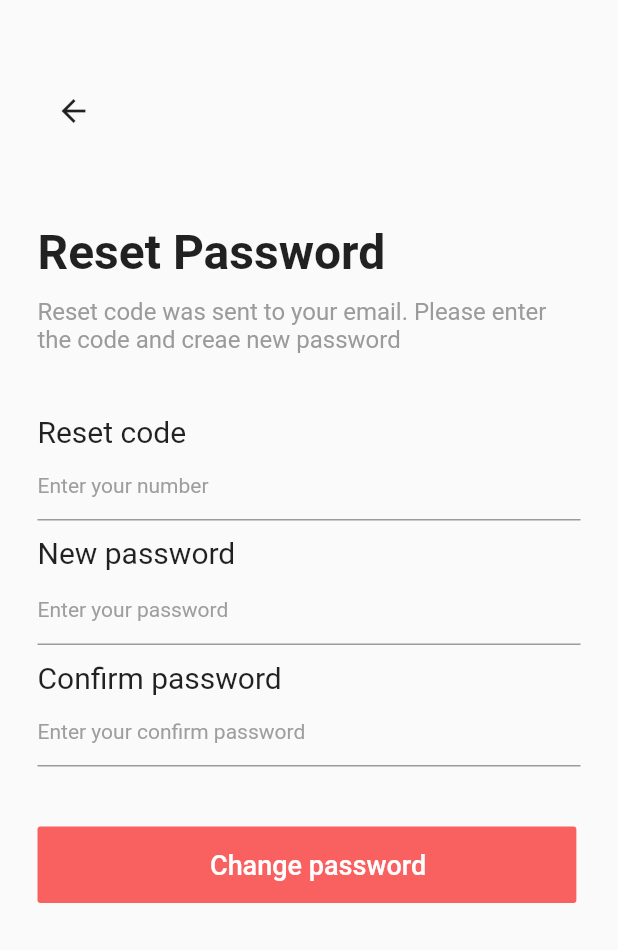
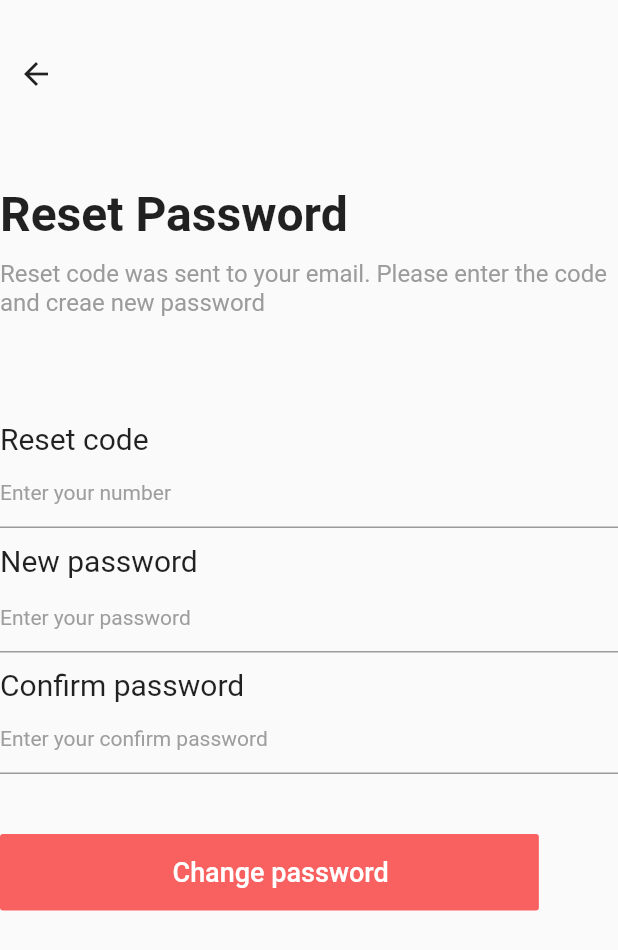
Before and after one commit to nguyenvanxuanvu/todolist-app, a Flutter app: the ForgotPassword screen opened directly, after a tap on "Send Request", on a phone screen of 412 x 824 dp. Shown: the top 950 px of the screen. Run offline on Flutter 3.47's test engine with Material 2 defaults, Android fonts, the phone set to English and light mode, and no system bars; our stand-ins replace flutter_slidable.

Commit message:
first commit

```diff
--- a/lib/forgot_password.dart
+++ b/lib/forgot_password.dart
@@ -25,12 +25,12 @@ class ForgotPassword extends StatelessWidget{
                   );
                 },
                 icon: Icon(Icons.arrow_back,)),
-            Padding(padding: EdgeInsets.only(top: 51,)),
+            Padding(padding: EdgeInsets.only(top: 28,)),
             Text('Forgot Password', style: TextStyle(fontSize: 32, fontWeight: FontWeight.bold),),
             Padding(padding: EdgeInsets.only(top: 11)),
             Text('Please enter your email below to receive your password reset instructions', style: TextStyle(fontSize: 16,
                 color: Color.fromRGBO(155, 155, 155, 1)),),
-            Padding(padding: EdgeInsets.only(top: 40)),
+            Padding(padding: EdgeInsets.only(top: 25)),
             Text('Username', style: TextStyle(fontSize: 20,fontWeight: FontWeight.w400)),
             Padding(padding: EdgeInsets.only(top: 2)),
             TextField(
--- a/lib/main.dart
+++ b/lib/main.dart
@@ -1,7 +1,6 @@
 import 'package:flutter/material.dart';
 import 'MyApp.dart';
-// Cơ bản các khái niệm về thẻ widget , statelessWidget
-// phương thức build
+
 void main() {
   runApp(MyApp());
 }
--- a/lib/reset_password.dart
+++ b/lib/reset_password.dart
@@ -2,76 +2,148 @@ import 'package:flutter/material.dart';
 import 'walkthrough_1.dart';
 import 'forgot_password.dart';
 import 'successful.dart';
-class ResetPassword extends StatelessWidget{
+
+class ResetPassword extends StatefulWidget {
+  ResetPassword({Key? key}) : super(key: key);
+
   @override
-  Widget build(BuildContext context){
+  _ResetPasswordState createState() => new _ResetPasswordState();
+}
+
+class _ResetPasswordState extends State<ResetPassword> {
+  bool _isHidden = true;
+
+  TextEditingController _resetcodeController = TextEditingController();
+  TextEditingController _passwordController = TextEditingController();
+  TextEditingController _confirmpasswordController = TextEditingController();
+
+  void _toggle() {
+    setState(() {
+      _isHidden = !_isHidden;
+    });
+  }
+
+  @override
+  Widget build(BuildContext context) {
+    bool _keyboardIsVisible() {
+      return !(MediaQuery.of(context).viewInsets.bottom == 0.0);
+    }
+
+    Size size = MediaQuery.of(context).size;
     return Scaffold(
+        body: Container(
+      child: Stack(children: [
+        Positioned(
+          width: size.width,
+          height: !_keyboardIsVisible() ? (size.height) : (size.height * 0.35),
+          top: !_keyboardIsVisible() ? 0 : -240,
+          child: Container(
+            child: SizedBox(
+                width: double.infinity,
+                child: Column(children: <Widget>[
 
-      body: Container(
-        padding: EdgeInsets.only(left: 25, right: 25),
+                    SingleChildScrollView(
                       child: Column(
                         mainAxisAlignment: MainAxisAlignment.start,
                         crossAxisAlignment: CrossAxisAlignment.start,
-          children:<Widget> [
-            Padding(padding: EdgeInsets.only(top:50,)),
+                        children: <Widget>[
+                          Padding(
+                              padding: EdgeInsets.only(
+                            top: 25,
+                          )),
                           IconButton(
-                onPressed:(){
+                              onPressed: () {
                                 Navigator.push(
                                   context,
-                    MaterialPageRoute(builder: (context) => ForgotPassword()),
+                                  MaterialPageRoute(
+                                      builder: (context) => ForgotPassword()),
                                 );
                               },
-                icon: Icon(Icons.arrow_back,)),
-            Padding(padding: EdgeInsets.only(top: 51,)),
-            Text('Reset Password', style: TextStyle(fontSize: 32, fontWeight: FontWeight.bold),),
+                              icon: Icon(
+                                Icons.arrow_back,
+                              )),
+                          Padding(
+                              padding: EdgeInsets.only(
+                            top: 51,
+                          )),
+                          Text(
+                            'Reset Password',
+                            style: TextStyle(
+                                fontSize: 32, fontWeight: FontWeight.bold),
+                          ),
                           Padding(padding: EdgeInsets.only(top: 11)),
-            Text('Reset code was sent to your email. Please enter the code and creae new password', style: TextStyle(fontSize: 16,
-                color: Color.fromRGBO(155, 155, 155, 1)),),
-            Padding(padding: EdgeInsets.only(top: 40)),
-            Text('Reset code', style: TextStyle(fontSize: 20,fontWeight: FontWeight.w400)),
+                          Text(
+                            'Reset code was sent to your email. Please enter the code and creae new password',
+                            style: TextStyle(
+                                fontSize: 16,
+                                color: Color.fromRGBO(155, 155, 155, 1)),
+                          ),
+                          Padding(padding: EdgeInsets.only(top: 70)),
+                          Text('Reset code',
+                              style: TextStyle(
+                                  fontSize: 20, fontWeight: FontWeight.w400)),
                           Padding(padding: EdgeInsets.only(top: 0)),
-            TextField(
+                          Container(
+                            child: TextFormField(
+                              controller: _resetcodeController,
                               decoration: InputDecoration(
-
                                   hintText: 'Enter your number',
-                  hintStyle: TextStyle( color: Colors.grey, fontSize: 14)
+                                  hintStyle: TextStyle(
+                                      color: Colors.grey, fontSize: 14)),
                             ),
                           ),
                           Padding(padding: EdgeInsets.only(top: 10)),
-            Text('New password', style: TextStyle(fontSize: 20,fontWeight: FontWeight.w400)),
+                          Text('New password',
+                              style: TextStyle(
+                                  fontSize: 20, fontWeight: FontWeight.w400)),
                           Padding(padding: EdgeInsets.only(top: 2)),
-            TextField(
+                          Container(
+                            child: TextFormField(
+                              controller: _passwordController,
                               decoration: InputDecoration(
-
                                   hintText: 'Enter your password',
-                  hintStyle: TextStyle( color: Colors.grey, fontSize: 14)
+                                  hintStyle: TextStyle(
+                                      color: Colors.grey, fontSize: 14)),
                             ),
                           ),
                           Padding(padding: EdgeInsets.only(top: 10)),
-            Text('Confirm password', style: TextStyle(fontSize: 20,fontWeight: FontWeight.w400)),
+                          Text('Confirm password',
+                              style: TextStyle(
+                                  fontSize: 20, fontWeight: FontWeight.w400)),
                           Padding(padding: EdgeInsets.only(top: 0)),
-            TextField(
+                          Container(
+                            child: TextFormField(
+                              controller: _confirmpasswordController,
                               decoration: InputDecoration(
-
                                   hintText: 'Enter your confirm password',
-                  hintStyle: TextStyle( color: Colors.grey, fontSize: 14)
+                                  hintStyle: TextStyle(
+                                      color: Colors.grey, fontSize: 14)),
                             ),
                           ),
-
                           Padding(padding: EdgeInsets.only(top: 40)),
                           FlatButton(
-
-              padding: EdgeInsets.only(top: 15, right: 100,bottom: 15,left: 115),
+                            padding: EdgeInsets.only(
+                                top: 15, right: 100, bottom: 15, left: 115),
                             color: Color.fromRGBO(249, 96, 96, 1),
                             onPressed: () {
-                    Navigator.push(context,
-                    MaterialPageRoute(builder: (context) => Successful()));
+                              Navigator.push(
+                                  context,
+                                  MaterialPageRoute(
+                                      builder: (context) => Successful()));
                             },
-              child: Text('Change password',style: TextStyle(fontSize: 18,color: Colors.white),) ,
+                            child: Text(
+                              'Change password',
+                              style: TextStyle(fontSize: 18, color: Colors.white),
+                            ),
                           ),
                         ],
                       ),
                     ),
-    );
+
+                ])),
+          ),
+        )
+      ]),
+    ));
   }
 }
--- a/vd.txt
+++ /dev/null
@@ -1 +0,0 @@
-csdvdsvdv dc dfjhsdfh
```
Also changed, not shown: lib/sign_in.dart (+32 -3 lines), 4 other files. Lines whose indentation alone changed are shown as unchanged.
